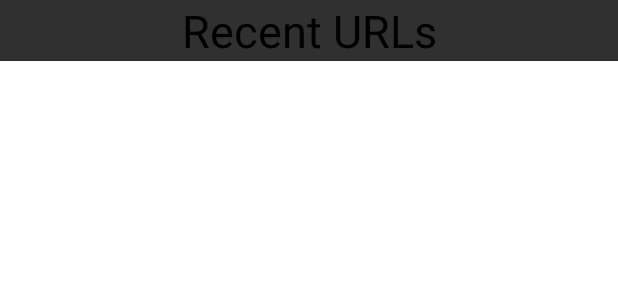
After one commit to exoplatform/exo-android, an Android app: the layout server_list_fragment.xml on its own in the app's theme, with its tools: preview values and no code run, on a phone screen of 412 x 824 dp. The commit adds this screen. Shown: the top 300 px of the screen. Run offline under Robolectric (Android 15) with nearby library versions, the phone set to English and light mode, and no system bars.

Commit message:
use fragments in ServerActivity

```diff
--- /dev/null
+++ b/app/src/main/res/layout/server_list_fragment.xml
@@ -0,0 +1,23 @@
+<?xml version="1.0" encoding="utf-8"?>
+<LinearLayout xmlns:android="http://schemas.android.com/apk/res/android"
+  android:orientation="vertical"
+  android:layout_width="match_parent"
+  android:layout_height="match_parent">
+
+  <TextView
+    android:layout_width="match_parent"
+    android:layout_height="wrap_content"
+    android:text="Recent URLs"
+    android:textColor="#000000"
+    android:textSize="30sp"
+    android:gravity="center"/>
+
+  <android.support.v7.widget.RecyclerView
+    android:id="@+id/server_list_view"
+    android:layout_width="match_parent"
+    android:layout_height="0dp"
+    android:layout_weight="1"
+    android:background="#ffffff">
+  </android.support.v7.widget.RecyclerView>
+
+</LinearLayout>
```
Also changed, not shown: app/src/main/java/org/exoplatform/exohybridapp/AddServerFragment.java (added, +58 -0 lines), app/src/main/java/org/exoplatform/exohybridapp/ServerActivity.java (+0 -62 lines), app/src/main/java/org/exoplatform/exohybridapp/ServerListFragment.java (added, +36 -0 lines), app/src/main/java/org/exoplatform/exohybridapp/ServerManagerImpl.java (+3 -4 lines), app/src/main/res/layout/add_server_fragment.xml (added, +26 -0 lines), app/src/main/res/layout/server.xml (+10 -45 lines).
